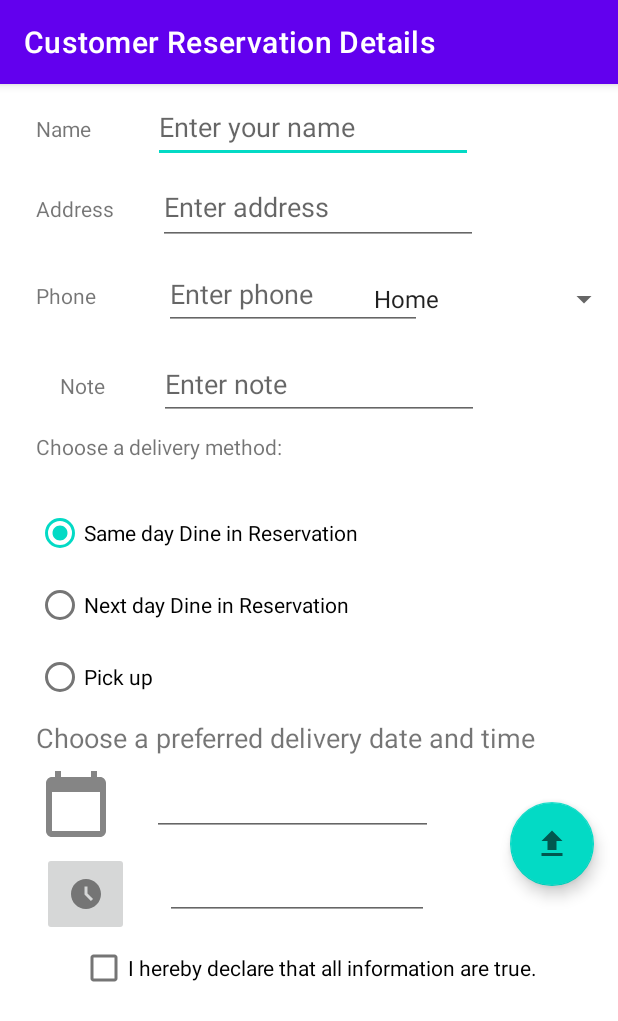
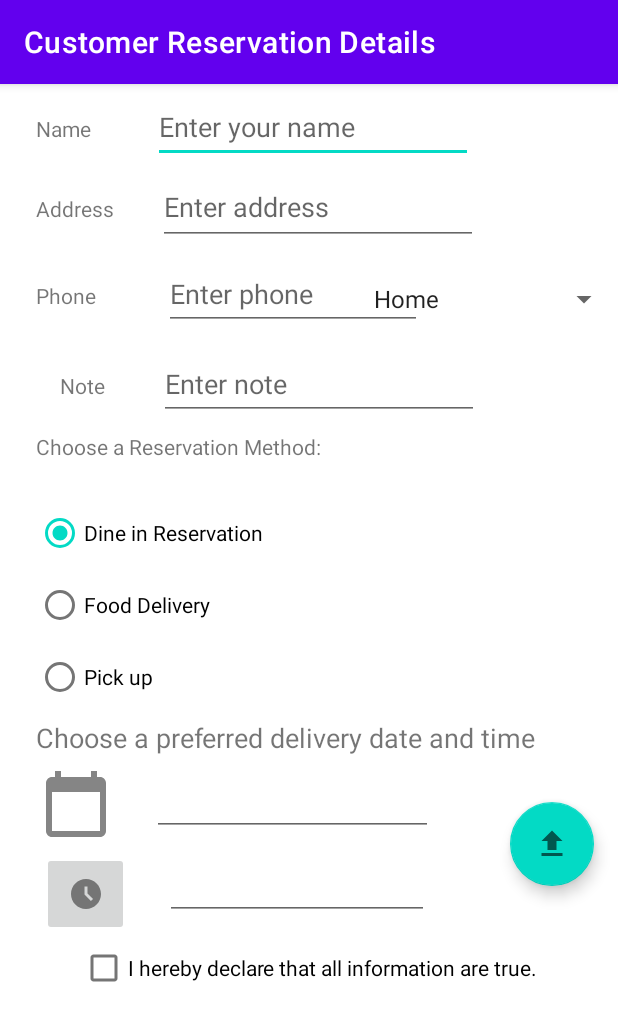
Before and after one commit to Danrockz777/Assign2, an Android app: the viewReservation screen opened directly, with no data from a screen before it, on a phone screen of 412 x 824 dp. Shown: the top 1021 px of the screen. Run offline under Robolectric (Android 15) with nearby library versions, the phone set to English and light mode, and no system bars.

Commit message:
App is complete and done !

```diff
--- a/app/src/main/java/com/example/assign2/Confirmation.java
+++ b/app/src/main/java/com/example/assign2/Confirmation.java
@@ -60,18 +60,21 @@ public class Confirmation extends AppCompatActivity {
             String note = bundle.getString("Note");
             String time = bundle.getString("Time");
             String date = bundle.getString("Date");
+            String delivery=bundle.getString("Delivery");
             TextView tvName = findViewById(R.id.tvName);
             TextView tvAddress = findViewById(R.id.tvAddress);
             TextView tvPhone= findViewById(R.id.tvPhone);
             TextView tvNote = findViewById(R.id.tvNote);
             TextView tvTime = findViewById(R.id.tvTime);
             TextView tvDate = findViewById(R.id.tvDate);
+            TextView tvDelivery=findViewById(R.id.tvDelivery);
             tvName.setText("Name is :"+" " + name);
             tvAddress.setText("Address is :"+" " + address);
             tvPhone.setText("Phone number is :"+" " + phone);
             tvNote.setText("Note is :"+" " + note);
             tvTime.setText("Chosen time is :"+" " + time);
             tvDate.setText("Chosen date is :"+" " + date);
+            tvDelivery.setText("Delivery method :"+" "+delivery);
 
         }
         int n = 10;
--- a/app/src/main/java/com/example/assign2/declareform.java
+++ b/app/src/main/java/com/example/assign2/declareform.java
@@ -86,7 +86,7 @@ public class declareform extends AppCompatActivity {
     public void checkAnswer(String userAnswer) {
         String answer = mQuestionBank[mCurrentIndex].isAnswer();
         if (userAnswer == answer) {
-            Toast.makeText(this, R.string.allow_toast, Toast.LENGTH_SHORT).show();
+            /*Toast.makeText(this, R.string.allow_toast, Toast.LENGTH_SHORT).show();*/
             mNextButton.setEnabled(true);
         }
         else {
--- a/app/src/main/res/layout/activity_view_reservation.xml
+++ b/app/src/main/res/layout/activity_view_reservation.xml
@@ -140,7 +140,7 @@
             android:checked="true"
             android:onClick="onRadioButtonClicked"
             android:text="@string/same_day_messenger_service"
-            tools:ignore="OnClick" />
+            tools:ignore="OnClick,TouchTargetSizeCheck" />
 
         <RadioButton
             android:id="@+id/nextday"
--- a/app/src/main/res/values/strings.xml
+++ b/app/src/main/res/values/strings.xml
@@ -70,9 +70,9 @@
     <string name="enter_phone_hint">Enter phone</string>
     <string name="enter_note_hint">Enter note</string>
     <string name="note_label_text">Note</string>
-    <string name="choose_delivery_method">Choose a delivery method:</string>
-    <string name="same_day_messenger_service">Same day Dine in Reservation</string>
-    <string name="next_day_ground_delivery">Next day Dine in Reservation</string>
+    <string name="choose_delivery_method">Choose a Reservation Method:</string>
+    <string name="same_day_messenger_service">Dine in Reservation</string>
+    <string name="next_day_ground_delivery">Food Delivery</string>
     <string name="pick_up">Pick up</string>
     <!--Spinner-->
     <string-array name="labels_array">
```
Also changed, not shown: app/src/main/java/com/example/assign2/viewReservation.java (+56 -15 lines), app/src/main/res/layout/activity_confirmation.xml (+7 -0 lines).
